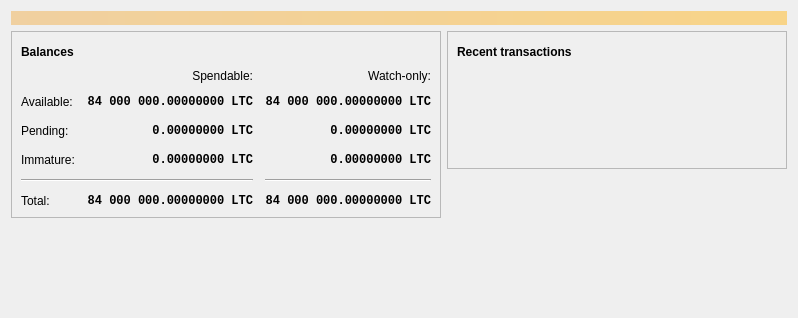
ecurrency-project/ecurrency, file src/qt/forms/overviewpage.ui: the form before one commit.
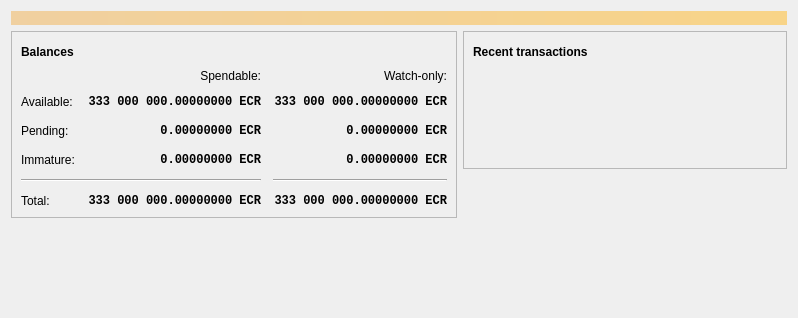
The form after the commit. Icons and pictures are not drawn. Custom widgets are drawn as their Qt base class.

Patch:
```diff
--- a/src/qt/forms/overviewpage.ui
+++ b/src/qt/forms/overviewpage.ui
@@ -130,7 +130,7 @@
                <string>Unconfirmed transactions to watch-only addresses</string>
               </property>
               <property name="text">
-               <string notr="true">0.00000000 LTC</string>
+               <string notr="true">0.00000000 ECR</string>
               </property>
               <property name="alignment">
                <set>Qt::AlignRight|Qt::AlignTrailing|Qt::AlignVCenter</set>
@@ -156,7 +156,7 @@
                <string>Total of transactions that have yet to be confirmed, and do not yet count toward the spendable balance</string>
               </property>
               <property name="text">
-               <string notr="true">0.00000000 LTC</string>
+               <string notr="true">0.00000000 ECR</string>
               </property>
               <property name="alignment">
                <set>Qt::AlignRight|Qt::AlignTrailing|Qt::AlignVCenter</set>
@@ -182,7 +182,7 @@
                <string>Mined balance in watch-only addresses that has not yet matured</string>
               </property>
               <property name="text">
-               <string notr="true">0.00000000 LTC</string>
+               <string notr="true">0.00000000 ECR</string>
               </property>
               <property name="alignment">
                <set>Qt::AlignRight|Qt::AlignTrailing|Qt::AlignVCenter</set>
@@ -241,7 +241,7 @@
                <string>Mined balance that has not yet matured</string>
               </property>
               <property name="text">
-               <string notr="true">0.00000000 LTC</string>
+               <string notr="true">0.00000000 ECR</string>
               </property>
               <property name="alignment">
                <set>Qt::AlignRight|Qt::AlignTrailing|Qt::AlignVCenter</set>
@@ -287,7 +287,7 @@
                <string>Your current total balance</string>
               </property>
               <property name="text">
-               <string notr="true">84 000 000.00000000 LTC</string>
+               <string notr="true">333 000 000.00000000 ECR</string>
               </property>
               <property name="alignment">
                <set>Qt::AlignRight|Qt::AlignTrailing|Qt::AlignVCenter</set>
@@ -313,7 +313,7 @@
                <string>Current total balance in watch-only addresses</string>
               </property>
               <property name="text">
-               <string notr="true">84 000 000.00000000 LTC</string>
+               <string notr="true">333 000 000.00000000 ECR</string>
               </property>
               <property name="alignment">
                <set>Qt::AlignRight|Qt::AlignTrailing|Qt::AlignVCenter</set>
@@ -356,7 +356,7 @@
                <string>Your current spendable balance</string>
               </property>
               <property name="text">
-               <string notr="true">84 000 000.00000000 LTC</string>
+               <string notr="true">333 000 000.00000000 ECR</string>
               </property>
               <property name="alignment">
                <set>Qt::AlignRight|Qt::AlignTrailing|Qt::AlignVCenter</set>
@@ -382,7 +382,7 @@
                <string>Your current balance in watch-only addresses</string>
               </property>
               <property name="text">
-               <string notr="true">84 000 000.00000000 LTC</string>
+               <string notr="true">333 000 000.00000000 ECR</string>
               </property>
               <property name="alignment">
                <set>Qt::AlignRight|Qt::AlignTrailing|Qt::AlignVCenter</set>
```
